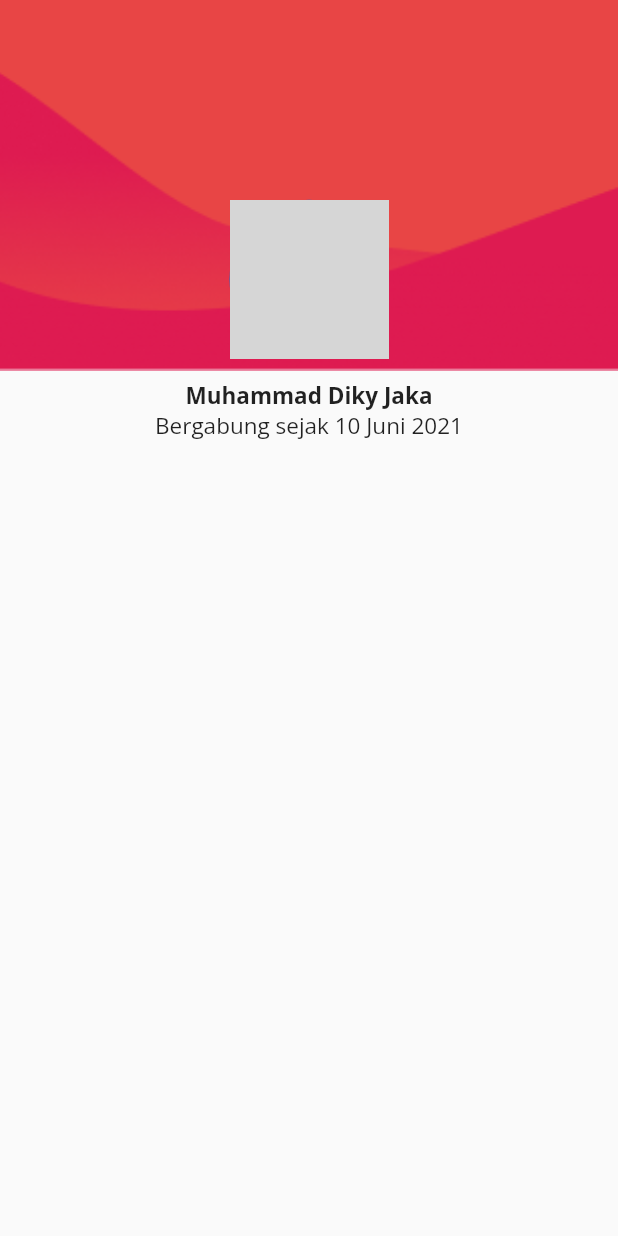
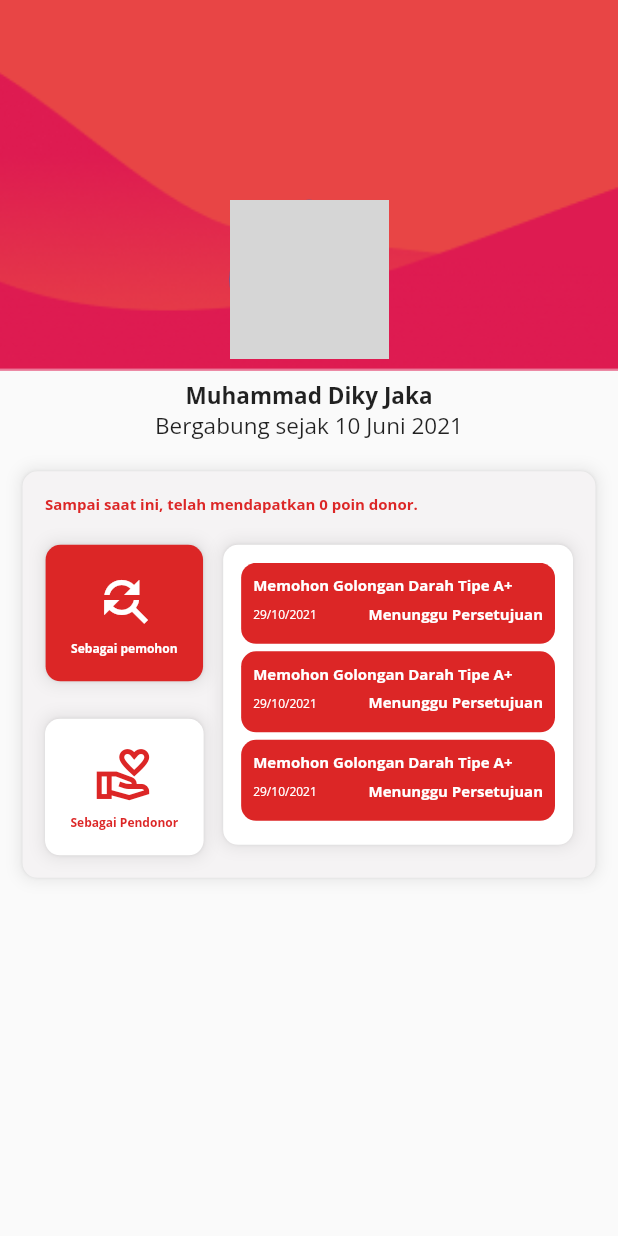
Before and after one commit to SquadSumatera/flutter_donor, a Flutter app: the screen it shows after launch, on a phone screen of 412 x 824 dp. Run offline on Flutter 3.47's test engine with Material 2 defaults, Android fonts, the phone set to English and light mode, and no system bars; our stand-ins replace get; network calls fail; grey boxes are pictures that could not be loaded.

Commit message:
history section, not functional yet

```diff
--- a/lib/shared/theme.dart
+++ b/lib/shared/theme.dart
@@ -47,3 +47,36 @@ class AppText {
     fontSize: 24,
   );
 }
+
+class AppShadow {
+  static final small = [
+    BoxShadow(
+      color: const Color(0xFF141414).withOpacity(0.04),
+      blurRadius: 1.0,
+    ),
+    BoxShadow(
+      color: const Color(0xFF141414).withOpacity(0.08),
+      blurRadius: 8.0,
+    ),
+  ];
+
+  static final medium = [
+    BoxShadow(
+      color: const Color(0xFF141414).withOpacity(0.08),
+      blurRadius: 1.0,
+    ),
+    BoxShadow(
+      color: const Color(0xFF141414).withOpacity(0.08),
+      blurRadius: 8.0,
+      spreadRadius: 2.0,
+    ),
+  ];
+
+  static final large = [
+    BoxShadow(
+      color: const Color(0xFF141414).withOpacity(1),
+      blurRadius: 24.0,
+      spreadRadius: 8.0,
+    ),
+  ];
+}
--- /dev/null
+++ b/lib/ui/profile/history_section.dart
@@ -0,0 +1,205 @@
+import 'package:flutter/material.dart';
+import '../../shared/theme.dart';
+
+class HistorySection extends StatefulWidget {
+  const HistorySection({Key? key}) : super(key: key);
+
+  @override
+  _HistorySectionState createState() => _HistorySectionState();
+}
+
+class _HistorySectionState extends State<HistorySection> {
+  @override
+  Widget build(BuildContext context) {
+    return Container(
+      margin: const EdgeInsets.all(15),
+      padding: const EdgeInsets.all(15),
+      decoration: BoxDecoration(
+          color: AppColor.cultured,
+          borderRadius: BorderRadius.circular(10),
+          boxShadow: AppShadow.medium),
+      child: Column(
+        crossAxisAlignment: CrossAxisAlignment.start,
+        children: <Widget>[
+          Text(
+            'Sampai saat ini, telah mendapatkan 0 poin donor.',
+            style: AppText.textSmall.copyWith(
+              color: AppColor.imperialRed,
+              fontWeight: AppText.bold,
+            ),
+          ),
+          const SizedBox(height: 20),
+          Row(
+            crossAxisAlignment: CrossAxisAlignment.start,
+            children: <Widget>[
+              Column(
+                mainAxisAlignment: MainAxisAlignment.center,
+                children: const <Widget>[
+                  HistoryAsButton(
+                    label: 'Sebagai pemohon',
+                    icon: Icons.find_replace,
+                    active: true,
+                  ),
+                  SizedBox(height: 25),
+                  HistoryAsButton(
+                    label: 'Sebagai Pendonor',
+                    icon: Icons.volunteer_activism_outlined,
+                    active: false,
+                  ),
+                ],
+              ),
+              const SizedBox(width: 13),
+              Expanded(
+                child: HistoryListContainer(),
+              ),
+            ],
+          ),
+        ],
+      ),
+    );
+  }
+}
+
+class HistoryListContainer extends StatelessWidget {
+  const HistoryListContainer({
+    Key? key,
+  }) : super(key: key);
+
+  @override
+  Widget build(BuildContext context) {
+    return Container(
+      constraints: const BoxConstraints(maxHeight: 200),
+      padding: const EdgeInsets.all(12),
+      decoration: BoxDecoration(
+        color: AppColor.white,
+        borderRadius: BorderRadius.circular(10),
+        boxShadow: AppShadow.medium,
+      ),
+      child: ListView(
+        shrinkWrap: true,
+        children: const <Widget>[
+          HistoryTileItem(
+            title: "Memohon Golongan Darah Tipe A+",
+            statusText: "Menunggu Persetujuan",
+            dateText: "29/10/2021",
+            color: AppColor.imperialRed,
+          ),
+          HistoryTileItem(
+            title: "Memohon Golongan Darah Tipe A+",
+            statusText: "Menunggu Persetujuan",
+            dateText: "29/10/2021",
+            color: AppColor.imperialRed,
+          ),
+          HistoryTileItem(
+            title: "Memohon Golongan Darah Tipe A+",
+            statusText: "Menunggu Persetujuan",
+            dateText: "29/10/2021",
+            color: AppColor.imperialRed,
+          ),
+        ],
+      ),
+    );
+  }
+}
+
+class HistoryTileItem extends StatelessWidget {
+  const HistoryTileItem({
+    Key? key,
+    required this.title,
+    required this.statusText,
+    required this.dateText,
+    required this.color,
+  }) : super(key: key);
+
+  final String title;
+  final String statusText;
+  final String dateText;
+  final Color color;
+
+  @override
+  Widget build(BuildContext context) {
+    return Container(
+      padding: const EdgeInsets.all(8),
+      margin: const EdgeInsets.only(bottom: 5),
+      decoration: BoxDecoration(
+        color: color,
+        borderRadius: BorderRadius.circular(10),
+      ),
+      child: Column(
+        crossAxisAlignment: CrossAxisAlignment.start,
+        children: <Widget>[
+          Text(
+            title,
+            style: AppText.textSmall.copyWith(
+              color: AppColor.white,
+              fontWeight: AppText.bold,
+            ),
+          ),
+          const SizedBox(height: 5),
+          Row(
+            mainAxisAlignment: MainAxisAlignment.spaceBetween,
+            children: <Widget>[
+              Text(
+                dateText,
+                style: AppText.textExtraSmall.copyWith(
+                  color: AppColor.white,
+                  fontWeight: AppText.normal,
+                ),
+              ),
+              Text(
+                statusText,
+                style: AppText.textSmall.copyWith(
+                  color: AppColor.white,
+                  fontWeight: AppText.bold,
+                ),
+              ),
+            ],
+          ),
+          const SizedBox(height: 5),
+        ],
+      ),
+    );
+  }
+}
+
+class HistoryAsButton extends StatelessWidget {
+  const HistoryAsButton({
+    Key? key,
+    required this.icon,
+    required this.label,
+    required this.active,
+  }) : super(key: key);
+
+  final IconData icon;
+  final String label;
+  final bool active;
+
+  @override
+  Widget build(BuildContext context) {
+    return Container(
+      padding: const EdgeInsets.all(17),
+      decoration: BoxDecoration(
+        color: (active) ? AppColor.imperialRed : AppColor.white,
+        borderRadius: BorderRadius.circular(10),
+        boxShadow: AppShadow.medium,
+      ),
+      child: Column(
+        children: <Widget>[
+          Icon(
+            icon,
+            color: (active) ? AppColor.white : AppColor.imperialRed,
+            size: 40,
+          ),
+          const SizedBox(height: 6),
+          Text(
+            label,
+            style: AppText.textExtraSmall.copyWith(
+              color: (active) ? AppColor.white : AppColor.imperialRed,
+              fontWeight: AppText.bold,
+            ),
+          ),
+        ],
+      ),
+    );
+  }
+}
--- a/lib/ui/profile/profile_header.dart
+++ b/lib/ui/profile/profile_header.dart
@@ -11,36 +11,6 @@ class ProfileHeader extends StatelessWidget {
         ProfilePhotoHeader(),
         ProfileNameHeader(),
       ],
-    );
-  }
-}
-
-class ProfileNameHeader extends StatelessWidget {
-  const ProfileNameHeader({Key? key}) : super(key: key);
-
-  @override
-  Widget build(BuildContext context) {
-    return Container(
-      padding: const EdgeInsets.symmetric(
-        vertical: 6.0,
-      ),
-      child: Column(
-        crossAxisAlignment: CrossAxisAlignment.center,
-        children: <Widget>[
-          Text(
-            'Muhammad Diky Jaka',
-            style: AppText.textMedium.copyWith(
-              fontWeight: AppText.bold,
-            ),
-          ),
-          Text(
-            'Bergabung sejak 10 Juni 2021',
-            style: AppText.textMedium.copyWith(
-              fontWeight: AppText.normal,
-            ),
-          ),
-        ],
-      ),
     );
   }
 }
@@ -99,3 +69,33 @@ class ProfilePhotoHeader extends StatelessWidget {
     );
   }
 }
+
+class ProfileNameHeader extends StatelessWidget {
+  const ProfileNameHeader({Key? key}) : super(key: key);
+
+  @override
+  Widget build(BuildContext context) {
+    return Container(
+      padding: const EdgeInsets.symmetric(
+        vertical: 6.0,
+      ),
+      child: Column(
+        crossAxisAlignment: CrossAxisAlignment.center,
+        children: <Widget>[
+          Text(
+            'Muhammad Diky Jaka',
+            style: AppText.textMedium.copyWith(
+              fontWeight: AppText.bold,
+            ),
+          ),
+          Text(
+            'Bergabung sejak 10 Juni 2021',
+            style: AppText.textMedium.copyWith(
+              fontWeight: AppText.normal,
+            ),
+          ),
+        ],
+      ),
+    );
+  }
+}
--- a/lib/ui/profile/profile_page.dart
+++ b/lib/ui/profile/profile_page.dart
@@ -1,4 +1,5 @@
 import 'package:flutter/material.dart';
+import 'package:flutter_donor/ui/profile/history_section.dart';
 import 'profile_header.dart';
 
 class ProfilePage extends StatelessWidget {
@@ -10,6 +11,7 @@ class ProfilePage extends StatelessWidget {
       body: ListView(
         children: const <Widget>[
           ProfileHeader(),
+          HistorySection(),
         ],
       ),
     );
```
